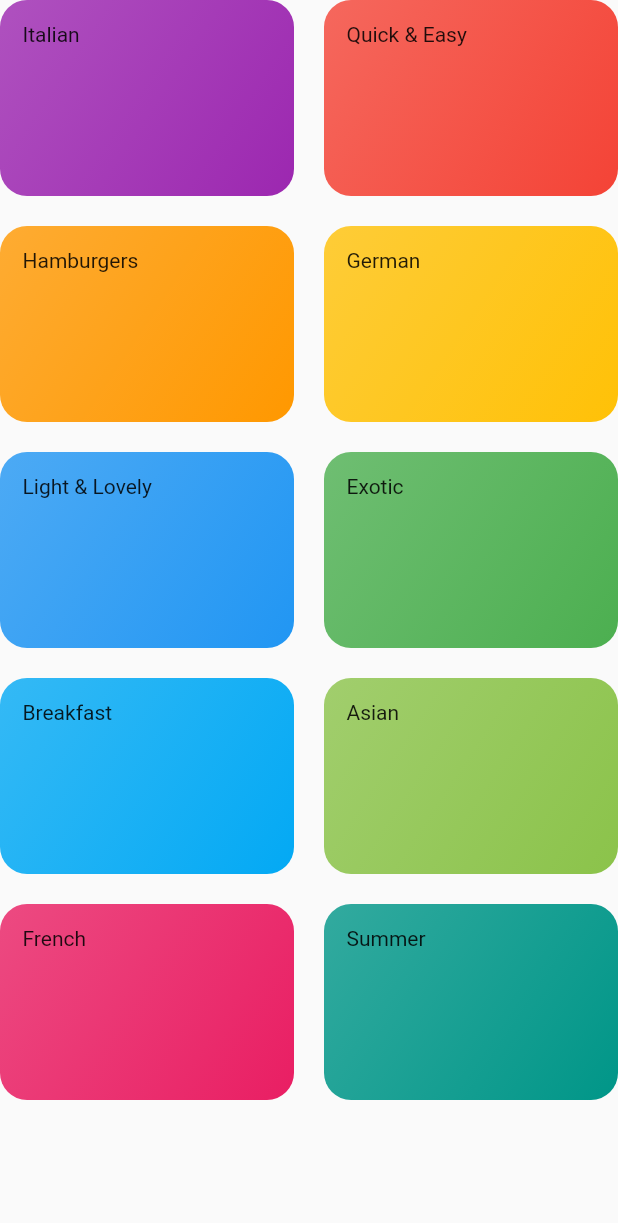
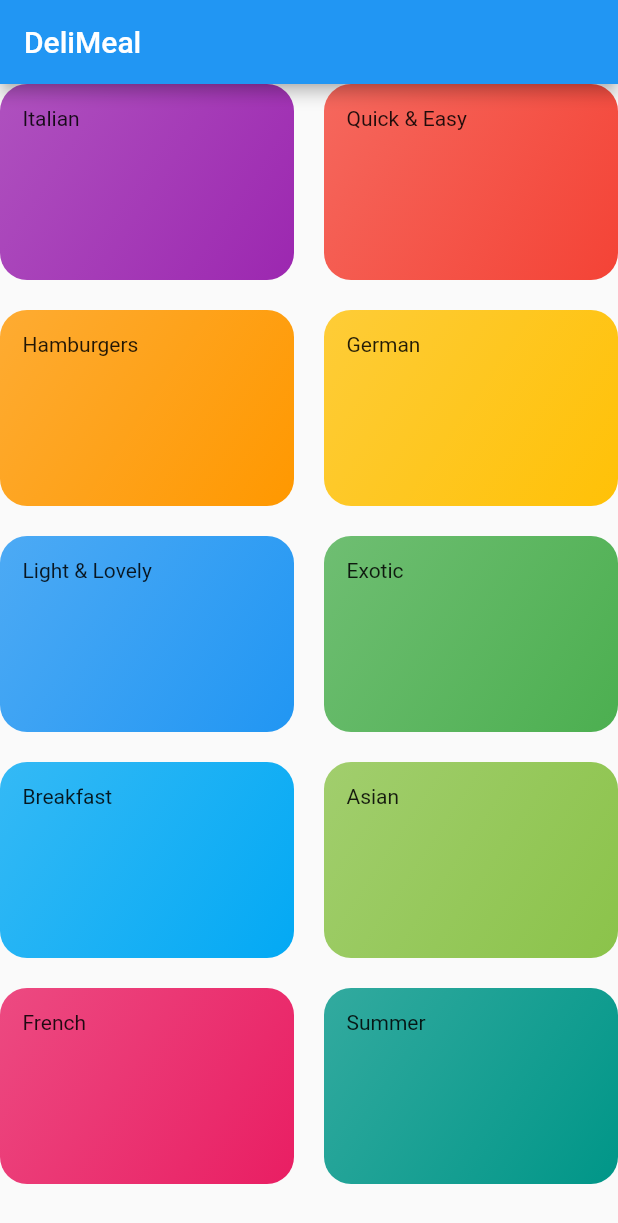
Before and after one commit to Ahmed-ElsayedIsmail/flutter_meals_app, a Flutter app: the CategoriesScreen screen opened directly, on a phone screen of 412 x 824 dp. Shown: the top 1223 px of the screen. Run offline on Flutter 3.47's test engine with Material 2 defaults, Android fonts, the phone set to English and light mode, and no system bars.

Commit message:
Add Categories as home page

```diff
--- a/lib/categories_screen.dart
+++ b/lib/categories_screen.dart
@@ -6,7 +6,11 @@ import './dummy_data.dart';
 class CategoriesScreen extends StatelessWidget {
   @override
   Widget build(BuildContext context) {
-    return GridView(
+    return Scaffold(
+      appBar: AppBar(
+        title: const Text('DeliMeal'),
+      ),
+      body: GridView(
         gridDelegate: SliverGridDelegateWithMaxCrossAxisExtent(
           maxCrossAxisExtent: 200,
           childAspectRatio: 3 / 2,
@@ -19,6 +23,7 @@ class CategoriesScreen extends StatelessWidget {
                   catData.color,
                 ))
             .toList(),
+      ),
     );
   }
 }
```
Also changed, not shown: lib/main.dart (+3 -20 lines). Lines whose indentation alone changed are shown as unchanged.
